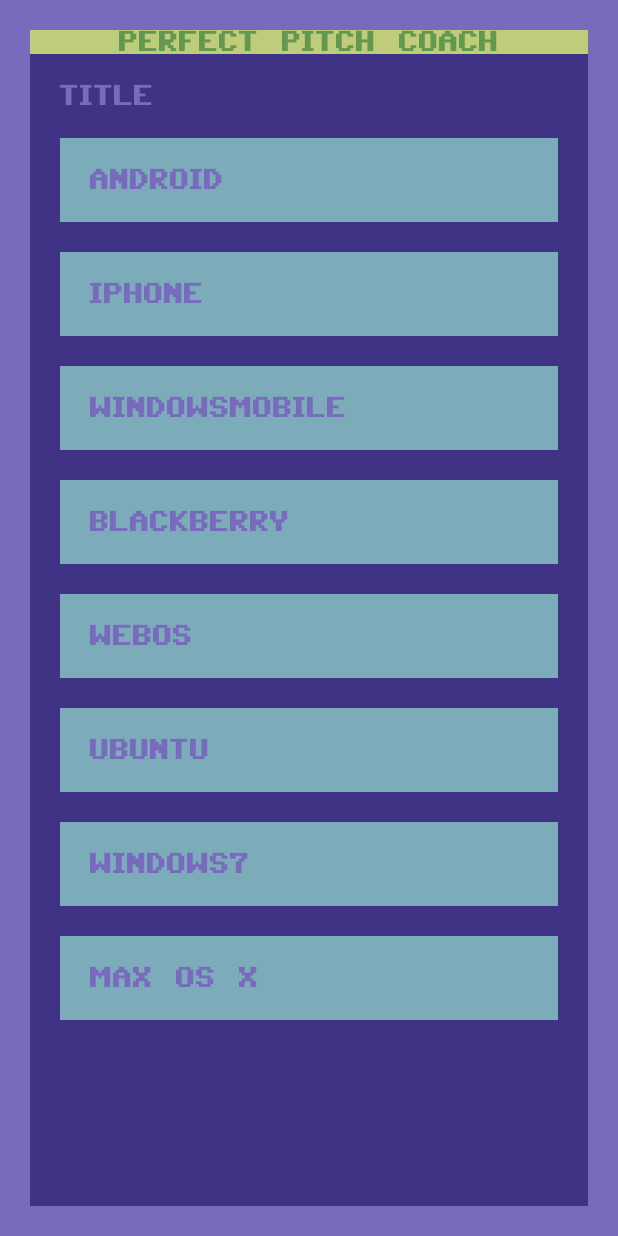
After one commit to schef/perfect_pitch_coach, an Android app: the JsonListActivity screen opened directly, with no data from a screen before it, on a phone screen of 412 x 824 dp. The commit adds this screen. Run offline under Robolectric (Android 15) with nearby library versions, the phone set to English and light mode, and no system bars.

Commit message:
added listview

```diff
--- a/src/PerfectPitchCoach/app/build.gradle
+++ b/src/PerfectPitchCoach/app/build.gradle
@@ -12,7 +12,7 @@
         minSdkVersion 21
         targetSdkVersion 28
         versionCode 2
-        versionName "1.0.1"
+        versionName "1.0.3"
         testInstrumentationRunner "android.support.test.runner.AndroidJUnitRunner"
     }
     buildTypes {
--- a/src/PerfectPitchCoach/app/src/main/AndroidManifest.xml
+++ b/src/PerfectPitchCoach/app/src/main/AndroidManifest.xml
@@ -14,21 +14,25 @@
             android:roundIcon="@mipmap/ic_launcher_round"
             android:supportsRtl="true"
             android:theme="@style/AppTheme">
+
         <activity android:name=".activities.SplashScreen" android:theme="@style/AppTheme.NoActionBar">
             <intent-filter>
                 <action android:name="android.intent.action.MAIN"/>
                 <category android:name="android.intent.category.LAUNCHER"/>
             </intent-filter>
         </activity>
+
         <activity android:name=".database.RoomDatabaseExampleActivity"/>
-        <activity android:name=".practices.PracticeMeditationActivity" android:theme="@style/AppTheme.NoActionBar"/>
         <activity android:name=".activities.RegisterActivity"/>
         <activity android:name=".activities.PasswordUpdateActivity"/>
         <activity android:name=".activities.LoginActivity"/>
         <activity android:name=".activities.IntroductionActivity"/>
         <activity android:name=".activities.ForgotPasswordActivity"/>
+
+        <activity android:name=".practices.PracticeMeditationActivity" android:theme="@style/AppTheme.NoActionBar"/>
         <activity android:name=".practices.PracticeTestActivity" android:theme="@style/AppTheme.NoActionBar"/>
         <activity android:name=".activities.MainActivity" android:theme="@style/AppTheme.NoActionBar"/>
+        <activity android:name=".practices.JsonListActivity" android:theme="@style/AppTheme.NoActionBar"/>
     </application>
 
 </manifest>
--- a/src/PerfectPitchCoach/app/src/main/java/com/example/perfectpitchcoach/activities/SplashScreen.kt
+++ b/src/PerfectPitchCoach/app/src/main/java/com/example/perfectpitchcoach/activities/SplashScreen.kt
@@ -34,6 +34,7 @@
         val mainIntent = Intent(this@SplashScreen, MainActivity::class.java)
         startActivity(mainIntent)
         finish()
+
         /* if (AppPreferences.firstRun == false) {
             //Log.d("Thrre Fragment", "The value of our pref is: ${AppPreferences.firstRun}")
 
--- /dev/null
+++ b/src/PerfectPitchCoach/app/src/main/java/com/example/perfectpitchcoach/practices/JsonListActivity.kt
@@ -0,0 +1,25 @@
+package com.example.perfectpitchcoach.practices
+
+import android.os.Bundle
+import android.support.v7.app.AppCompatActivity
+import com.example.perfectpitchcoach.R
+import android.widget.ArrayAdapter
+import kotlinx.android.synthetic.main.activity_json_list.*
+
+
+class JsonListActivity : AppCompatActivity() {
+
+    val mobileArray = arrayOf("Android", "IPhone", "WindowsMobile", "Blackberry", "WebOS", "Ubuntu", "Windows7", "Max OS X")
+
+    override fun onCreate(savedInstanceState: Bundle?) {
+        super.onCreate(savedInstanceState)
+        setContentView(com.example.perfectpitchcoach.R.layout.activity_json_list)
+
+        val adapter = ArrayAdapter(
+            this,
+            com.example.perfectpitchcoach.R.layout.activity_json_list_item, mobileArray
+        )
+
+        lvList.setAdapter(adapter)
+    }
+}
--- /dev/null
+++ b/src/PerfectPitchCoach/app/src/main/res/layout/activity_json_list.xml
@@ -0,0 +1,63 @@
+<?xml version="1.0" encoding="utf-8"?>
+<android.support.constraint.ConstraintLayout
+        xmlns:android="http://schemas.android.com/apk/res/android"
+        xmlns:tools="http://schemas.android.com/tools"
+        xmlns:app="http://schemas.android.com/apk/res-auto"
+        android:layout_width="match_parent"
+        android:layout_height="match_parent"
+        android:background="@color/commodore64_14"
+        tools:context=".practices.PracticeTestActivity">
+
+    <LinearLayout
+            android:layout_width="match_parent"
+            android:layout_height="match_parent"
+            android:orientation="vertical"
+            android:layout_margin="@dimen/commodore64_empty_row_size"
+            android:background="@color/commodore64_06"
+    >
+
+        <TextView
+                android:id="@+id/toolbar_title"
+                android:layout_width="match_parent"
+                android:layout_height="wrap_content"
+                android:text="@string/app_name"
+                android:background="@color/commodore64_07"
+
+                android:fontFamily="@font/c64_pro"
+                android:textColor="@color/commodore64_05"
+                android:textSize="@dimen/commodore64_font_size"
+                android:textAllCaps="true"
+                android:textAlignment="center"
+
+        />
+
+        <TextView
+                android:id="@+id/tvTitle"
+                android:layout_width="wrap_content"
+                android:layout_height="wrap_content"
+                android:text="TITLE"
+
+                android:fontFamily="@font/c64_pro"
+                android:textColor="@color/commodore64_14"
+                android:textSize="@dimen/commodore64_font_size"
+                android:textAllCaps="true"
+                android:layout_marginLeft="@dimen/commodore64_empty_row_size"
+                android:layout_marginRight="@dimen/commodore64_empty_row_size"
+                android:layout_marginTop="@dimen/commodore64_empty_row_size"
+        />
+
+        <ListView
+                android:id="@+id/lvList"
+                android:layout_width="match_parent"
+                android:layout_height="wrap_content"
+                android:layout_margin="@dimen/commodore64_empty_row_size"
+                android:divider="#00000000"
+                android:dividerHeight="@dimen/commodore64_empty_row_size"
+        >
+
+        </ListView>
+
+    </LinearLayout>
+
+
+</android.support.constraint.ConstraintLayout>
--- /dev/null
+++ b/src/PerfectPitchCoach/app/src/main/res/layout/activity_json_list_item.xml
@@ -0,0 +1,22 @@
+<?xml version="1.0" encoding="utf-8"?>
+<!--  Single List Item Design -->
+
+<TextView
+        xmlns:android="http://schemas.android.com/apk/res/android"
+        android:id="@+id/tvItem"
+        android:layout_width="match_parent"
+        android:layout_height="wrap_content"
+        android:layout_gravity="center"
+        android:clickable="true"
+        android:padding="@dimen/commodore64_empty_row_size"
+        android:text="item 1"
+
+        android:fontFamily="@font/c64_pro"
+        android:textColor="@color/commodore64_14"
+        android:textSize="@dimen/commodore64_font_size"
+        android:textAllCaps="true"
+        android:background="@color/commodore64_03"
+        android:layout_marginLeft="@dimen/commodore64_empty_row_size"
+        android:layout_marginRight="@dimen/commodore64_empty_row_size"
+        android:layout_marginTop="@dimen/commodore64_empty_row_size"
+/>
```
Also changed, not shown: src/PerfectPitchCoach/app/src/main/java/com/example/perfectpitchcoach/activities/MainActivity.kt (+7 -4 lines), src/PerfectPitchCoach/app/src/main/java/com/example/perfectpitchcoach/practices/JsonListAdapter.kt (added, +40 -0 lines), src/PerfectPitchCoach/app/src/main/java/com/example/perfectpitchcoach/practices/ListEntity.kt (added, +24 -0 lines), src/PerfectPitchCoach/app/src/main/java/com/example/perfectpitchcoach/practices/PracticeTestActivity.kt (+1 -7 lines), src/PerfectPitchCoach/app/src/main/res/layout/activity_main.xml (+19 -0 lines), src/PerfectPitchCoach/app/src/main/res/raw/masterclasses.json (added, +105 -0 lines), 2 other files.
